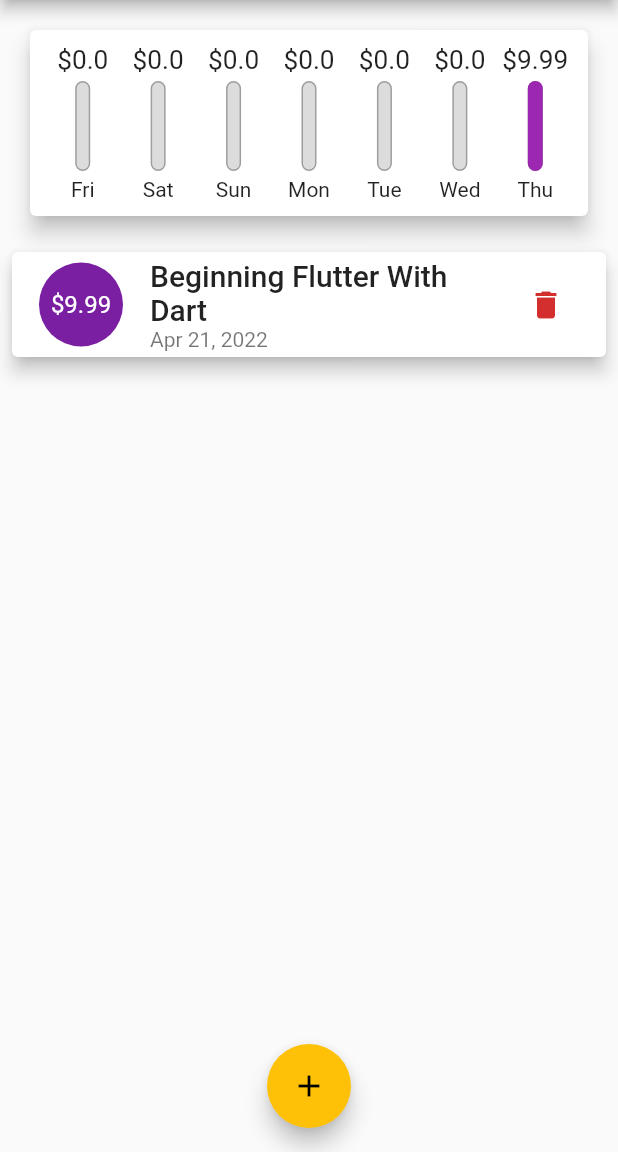
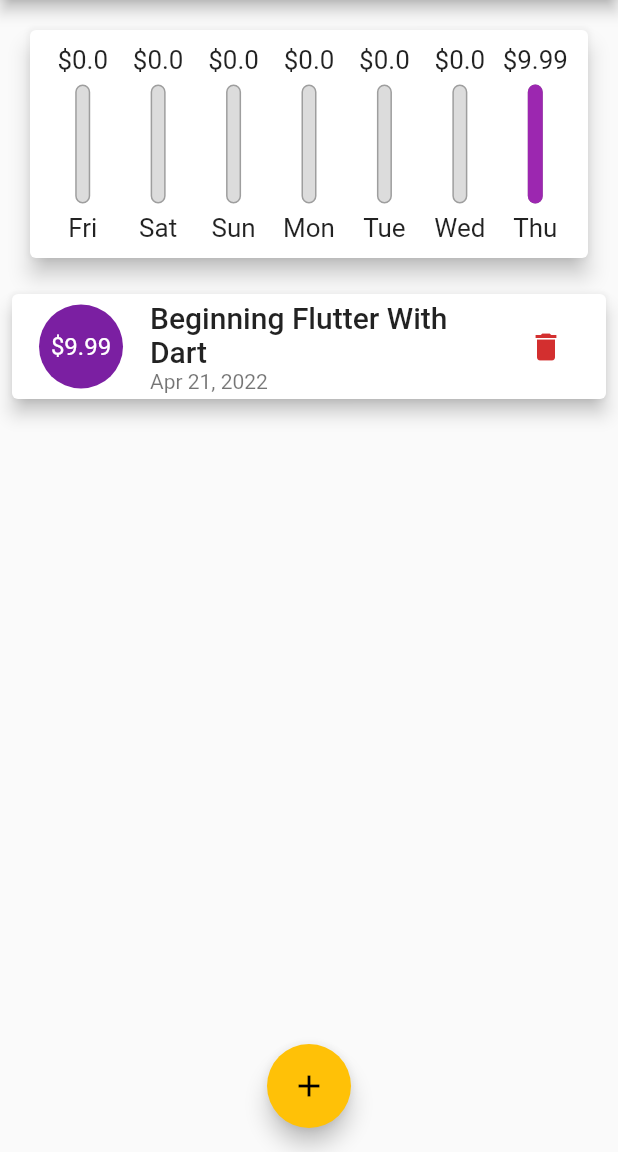
Before and after one commit to hdwhitem/Personal_Expenses_App, a Flutter app: the screen it shows after launch, on a phone screen of 412 x 824 dp, the part 84-1236 px from its top. Run offline on Flutter 3.47's test engine with Material 2 defaults, Android fonts, the phone set to English and light mode, and no system bars; Roboto replaces fonts that are missing (Quicksand).

Commit message:
Calculating Sizes Dynamically and Using the LayoutBuilder Widget

```diff
--- a/lib/main.dart
+++ b/lib/main.dart
@@ -110,8 +110,7 @@ class _HomeScreenState extends State<HomeScreen> {
 
   @override
   Widget build(BuildContext context) {
-    return Scaffold(
-      appBar: AppBar(
+    final appBar = AppBar(
       title: const Text('Flutter App'),
       actions: <Widget>[
         IconButton(
@@ -119,16 +118,29 @@ class _HomeScreenState extends State<HomeScreen> {
           onPressed: () => _startAddNewBook(context),
         )
       ],
-      ),
+    );
+    return Scaffold(
+      appBar: appBar,
       body: SingleChildScrollView(
         child: Column(
             //mainAxisAlignment: MainAxisAlignment.spaceAround,
             crossAxisAlignment: CrossAxisAlignment.stretch,
             children: <Widget>[
-              Chart(recentTransactions: _recentTransactions),
-              BookList(
+              Container(
+                  height: (MediaQuery.of(context).size.height -
+                          appBar.preferredSize.height -
+                          MediaQuery.of(context).padding.top) *
+                      0.25,
+                  child: Chart(recentTransactions: _recentTransactions)),
+              Container(
+                height: (MediaQuery.of(context).size.height -
+                        appBar.preferredSize.height -
+                        -MediaQuery.of(context).padding.top) *
+                    0.75,
+                child: BookList(
                   books: _userBooks,
                   deleteTx: _deleteTransaction,
+                ),
               ),
             ]),
       ),
--- a/lib/widgets/book_list.dart
+++ b/lib/widgets/book_list.dart
@@ -12,9 +12,7 @@ class BookList extends StatelessWidget {
 
   @override
   Widget build(BuildContext context) {
-    return Container(
-      height: 550,
-      child: books.isEmpty
+    return books.isEmpty
         ? Column(
             children: <Widget>[
               const Text('No Books added yet'),
@@ -58,7 +56,6 @@ class BookList extends StatelessWidget {
               );
             },
             itemCount: books.length,
-            ),
           );
   }
 }
--- a/lib/widgets/chart_bar.dart
+++ b/lib/widgets/chart_bar.dart
@@ -14,15 +14,19 @@ class ChartBar extends StatelessWidget {
 
   @override
   Widget build(BuildContext context) {
+    return LayoutBuilder(
+      builder: (context, constraints) {
         return Column(
           children: <Widget>[
             Container(
-          height: 20,
+              height: constraints.maxHeight * 0.15,
               child: FittedBox(child: Text('\$${spendingAmount}')),
             ),
-        SizedBox(height: 4),
+            SizedBox(
+              height: constraints.maxHeight * 0.05,
+            ),
             Container(
-          height: 60,
+              height: constraints.maxHeight * 0.6,
               width: 10,
               child: Stack(
                 children: <Widget>[
@@ -45,9 +49,17 @@ class ChartBar extends StatelessWidget {
                 ],
               ),
             ),
-        SizedBox(height: 4),
-        Text(label),
+            SizedBox(
+              height: constraints.maxHeight * 0.05,
+            ),
+            Container(
+                height: constraints.maxHeight * 0.15,
+                child: FittedBox(
+                  child: Text(label),
+                )),
           ],
+        );
+      },
     );
   }
 }
```
Lines whose indentation alone changed are shown as unchanged.
